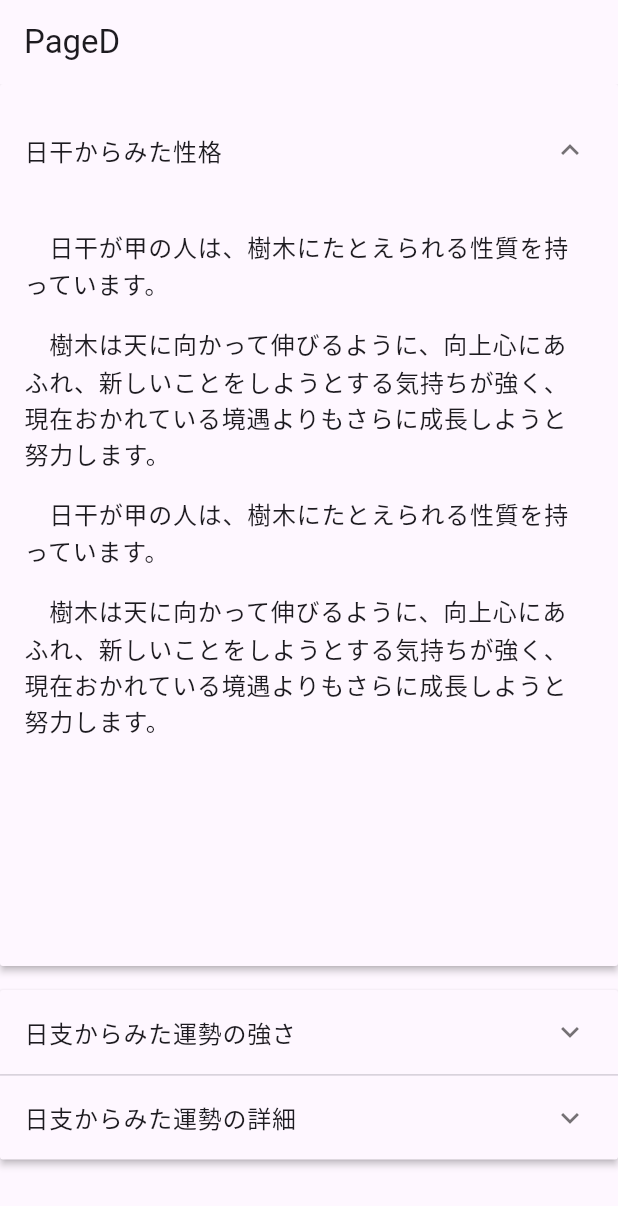
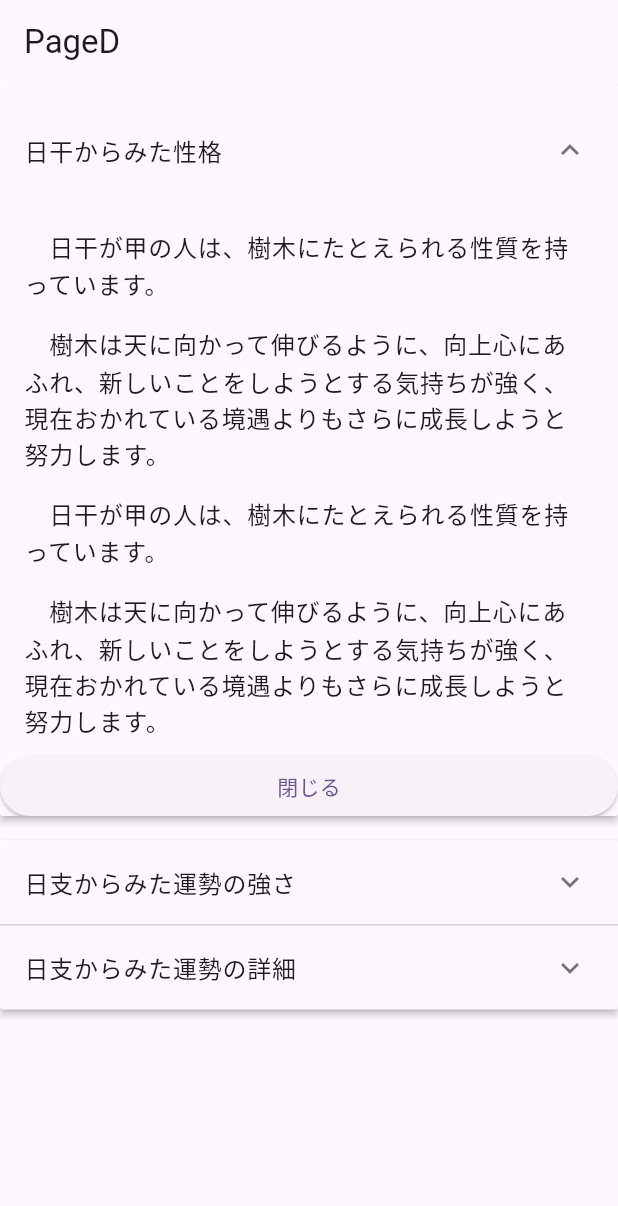
Before and after one commit to oka-teruhiro/sanchu6c, a Flutter app: the PageD screen opened directly, on a phone screen of 412 x 824 dp. Shown: the top 1206 px of the screen. Run offline on Flutter 3.47's test engine with Material 3 defaults, Android fonts, the phone set to English and light mode, and no system bars.

Commit message:
5: PageD　追加・ExpansionPanelを閉じるボタンを実装

```diff
--- a/lib/page_d.dart
+++ b/lib/page_d.dart
@@ -15,6 +15,12 @@ class _PageDState extends State<PageD> {
       for (int i = 0; i < _listExpanded.length; i++ ) {
         _listExpanded[i] = i == index ? !_listExpanded[i] : false;
       }
+    });
+  }
+
+  void _closePanel(int index) {
+    setState(() {
+      _listExpanded[index] = false;
     });
   }
 
@@ -39,16 +45,16 @@ class _PageDState extends State<PageD> {
               ExpansionPanel(
                 isExpanded: _listExpanded[0],
                 headerBuilder: (BuildContext context, bool isExpanded) {
-                  return const ListTile(
+                  return  const ListTile(
                     title: Text('日干からみた性格'),
                   );
                 },
                 body: SizedBox(
-                  height: 500,
+                  height: 400,
                   child: Expanded(
                     child: ListView(
-                      children: const [
-                        ListTile(
+                      children: [
+                        const ListTile(
                           title: Text(
                             '　日干が甲の人は、樹木にたとえられる性質を持っています。',
                             style: TextStyle(
@@ -56,7 +62,7 @@ class _PageDState extends State<PageD> {
                             ),
                           ),
                         ),
-                        ListTile(
+                        const ListTile(
                           title: Text(
                             '　樹木は天に向かって伸びるように、向上心にあふれ、新しいことをしようと'
                                 'する気持ちが強く、現在おかれている境遇よりもさらに成長しようと努'
@@ -66,7 +72,7 @@ class _PageDState extends State<PageD> {
                             ),
                           ),
                         ),
-                        ListTile(
+                        const ListTile(
                           title: Text(
                             '　日干が甲の人は、樹木にたとえられる性質を持っています。',
                             style: TextStyle(
@@ -74,7 +80,7 @@ class _PageDState extends State<PageD> {
                             ),
                           ),
                         ),
-                        ListTile(
+                        const ListTile(
                           title: Text(
                             '　樹木は天に向かって伸びるように、向上心にあふれ、新しいことをしようと'
                                 'する気持ちが強く、現在おかれている境遇よりもさらに成長しようと努'
@@ -83,6 +89,10 @@ class _PageDState extends State<PageD> {
                               height: 1.5,
                             ),
                           ),
+                        ),
+                        ElevatedButton(
+                            onPressed: () => _closePanel(0),
+                            child: const Text('閉じる'),
                         ),
                       ],
                     ),
@@ -97,11 +107,11 @@ class _PageDState extends State<PageD> {
                   );
                 },
                 body: SizedBox(
-                  height: 500,
+                  height: 400,
                   child: Expanded(
                     child: ListView(
-                      children: const [
-                        ListTile(
+                      children: [
+                        const ListTile(
                           title: Text(
                             '　日干が甲の人は、樹木にたとえられる性質を持っています。',
                             style: TextStyle(
@@ -109,7 +119,7 @@ class _PageDState extends State<PageD> {
                             ),
                           ),
                         ),
-                        ListTile(
+                        const ListTile(
                           title: Text(
                             '　樹木は天に向かって伸びるように、向上心にあふれ、新しいことをしようと'
                                 'する気持ちが強く、現在おかれている境遇よりもさらに成長しようと努'
@@ -119,7 +129,7 @@ class _PageDState extends State<PageD> {
                             ),
                           ),
                         ),
-                        ListTile(
+                        const ListTile(
                           title: Text(
                             '　日干が甲の人は、樹木にたとえられる性質を持っています。',
                             style: TextStyle(
@@ -127,7 +137,7 @@ class _PageDState extends State<PageD> {
                             ),
                           ),
                         ),
-                        ListTile(
+                        const ListTile(
                           title: Text(
                             '　樹木は天に向かって伸びるように、向上心にあふれ、新しいことをしようと'
                                 'する気持ちが強く、現在おかれている境遇よりもさらに成長しようと努'
@@ -136,6 +146,11 @@ class _PageDState extends State<PageD> {
                               height: 1.5,
                             ),
                           ),
+                        ),
+                        // 閉じるボタンを追加
+                        ElevatedButton(
+                          onPressed: () => _closePanel(1),
+                          child: const Text('閉じる'),
                         ),
                       ],
                     ),
@@ -150,11 +165,11 @@ class _PageDState extends State<PageD> {
                   );
                 },
                 body: SizedBox(
-                  height: 500,
+                  height: 400,
                   child: Expanded(
                     child: ListView(
-                      children: const [
-                        ListTile(
+                      children:  [
+                        const ListTile(
                           title: Text(
                             '　日干が甲の人は、樹木にたとえられる性質を持っています。',
                             style: TextStyle(
@@ -162,7 +177,7 @@ class _PageDState extends State<PageD> {
                             ),
                           ),
                         ),
-                        ListTile(
+                        const ListTile(
                           title: Text(
                             '　樹木は天に向かって伸びるように、向上心にあふれ、新しいことをしようと'
                                 'する気持ちが強く、現在おかれている境遇よりもさらに成長しようと努'
@@ -172,7 +187,7 @@ class _PageDState extends State<PageD> {
                             ),
                           ),
                         ),
-                        ListTile(
+                        const ListTile(
                           title: Text(
                             '　日干が甲の人は、樹木にたとえられる性質を持っています。',
                             style: TextStyle(
@@ -180,7 +195,7 @@ class _PageDState extends State<PageD> {
                             ),
                           ),
                         ),
-                        ListTile(
+                        const ListTile(
                           title: Text(
                             '　樹木は天に向かって伸びるように、向上心にあふれ、新しいことをしようと'
                                 'する気持ちが強く、現在おかれている境遇よりもさらに成長しようと努'
@@ -189,6 +204,11 @@ class _PageDState extends State<PageD> {
                               height: 1.5,
                             ),
                           ),
+                        ),
+                        // 閉じるボタンを追加
+                        ElevatedButton(
+                          onPressed: () => _closePanel(2),
+                          child: const Text('閉じる'),
                         ),
                       ],
                     ),
```
